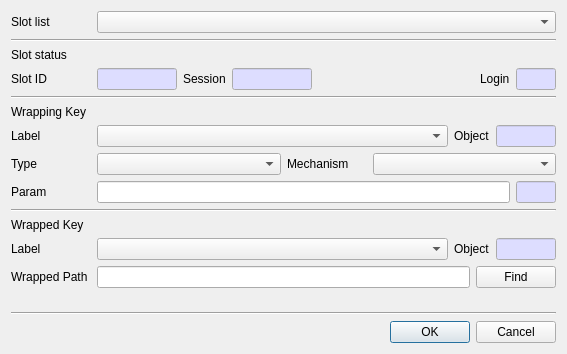
Above: CryptokiMan/wrap_key_dlg.ui from jykim74/CryptokiMan before the change. Below: the same form after it.
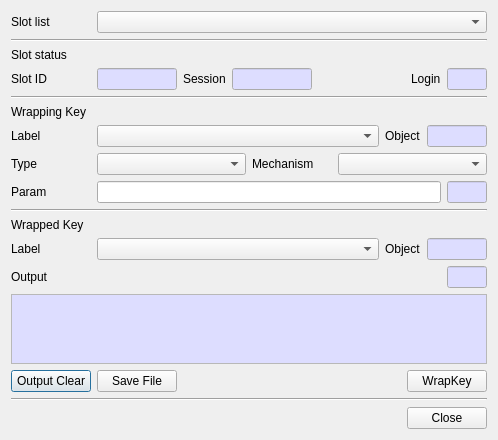
That is the form after the change.

Commit message: WrapKey, UnwrapKey 결과 UI 변경 ( 파일 처리에서 PlainText로 처리 )

Patch:
```diff
--- a/CryptokiMan/wrap_key_dlg.ui
+++ b/CryptokiMan/wrap_key_dlg.ui
@@ -6,8 +6,8 @@
    <rect>
     <x>0</x>
     <y>0</y>
-    <width>567</width>
-    <height>354</height>
+    <width>498</width>
+    <height>437</height>
    </rect>
   </property>
   <property name="windowTitle">
@@ -599,34 +599,170 @@
         </size>
        </property>
        <property name="text">
-        <string>Wrapped Path</string>
+        <string>Output</string>
        </property>
       </widget>
      </item>
-     <item row="0" column="1">
-      <widget class="QLineEdit" name="mPathText"/>
-     </item>
      <item row="0" column="2">
-      <widget class="QPushButton" name="mFindBtn">
-       <property name="text">
-        <string>Find</string>
+      <widget class="QLineEdit" name="mOutputLenText">
+       <property name="minimumSize">
+        <size>
+         <width>40</width>
+         <height>0</height>
+        </size>
        </property>
+       <property name="maximumSize">
+        <size>
+         <width>40</width>
+         <height>16777215</height>
+        </size>
+       </property>
+       <property name="palette">
+        <palette>
+         <active>
+          <colorrole role="Base">
+           <brush brushstyle="SolidPattern">
+            <color alpha="255">
+             <red>221</red>
+             <green>221</green>
+             <blue>255</blue>
+            </color>
+           </brush>
+          </colorrole>
+         </active>
+         <inactive>
+          <colorrole role="Base">
+           <brush brushstyle="SolidPattern">
+            <color alpha="255">
+             <red>221</red>
+             <green>221</green>
+             <blue>255</blue>
+            </color>
+           </brush>
+          </colorrole>
+         </inactive>
+         <disabled>
+          <colorrole role="Base">
+           <brush brushstyle="SolidPattern">
+            <color alpha="255">
+             <red>240</red>
+             <green>240</green>
+             <blue>240</blue>
+            </color>
+           </brush>
+          </colorrole>
+         </disabled>
+        </palette>
+       </property>
+       <property name="readOnly">
+        <bool>true</bool>
+       </property>
       </widget>
      </item>
+     <item row="0" column="1">
+      <spacer name="horizontalSpacer_4">
+       <property name="orientation">
+        <enum>Qt::Horizontal</enum>
+       </property>
+       <property name="sizeHint" stdset="0">
+        <size>
+         <width>40</width>
+         <height>20</height>
+        </size>
+       </property>
+      </spacer>
+     </item>
     </layout>
    </item>
    <item>
-    <spacer name="verticalSpacer">
-     <property name="orientation">
-      <enum>Qt::Vertical</enum>
+    <widget class="QPlainTextEdit" name="mOutputText">
+     <property name="palette">
+      <palette>
+       <active>
+        <colorrole role="Base">
+         <brush brushstyle="SolidPattern">
+          <color alpha="255">
+           <red>221</red>
+           <green>221</green>
+           <blue>255</blue>
+          </color>
+         </brush>
+        </colorrole>
+       </active>
+       <inactive>
+        <colorrole role="Base">
+         <brush brushstyle="SolidPattern">
+          <color alpha="255">
+           <red>221</red>
+           <green>221</green>
+           <blue>255</blue>
+          </color>
+         </brush>
+        </colorrole>
+       </inactive>
+       <disabled>
+        <colorrole role="Base">
+         <brush brushstyle="SolidPattern">
+          <color alpha="255">
+           <red>240</red>
+           <green>240</green>
+           <blue>240</blue>
+          </color>
+         </brush>
+        </colorrole>
+       </disabled>
+      </palette>
      </property>
-     <property name="sizeHint" stdset="0">
-      <size>
-       <width>20</width>
-       <height>40</height>
-      </size>
+     <property name="font">
+      <font>
+       <family>굴림체</family>
+      </font>
      </property>
-    </spacer>
+     <property name="readOnly">
+      <bool>true</bool>
+     </property>
+    </widget>
+   </item>
+   <item>
+    <layout class="QGridLayout" name="gridLayout_8">
+     <property name="topMargin">
+      <number>0</number>
+     </property>
+     <item row="0" column="2">
+      <spacer name="horizontalSpacer_2">
+       <property name="orientation">
+        <enum>Qt::Horizontal</enum>
+       </property>
+       <property name="sizeHint" stdset="0">
+        <size>
+         <width>40</width>
+         <height>20</height>
+        </size>
+       </property>
+      </spacer>
+     </item>
+     <item row="0" column="0">
+      <widget class="QPushButton" name="mOutputClearBtn">
+       <property name="text">
+        <string>Output Clear</string>
+       </property>
+      </widget>
+     </item>
+     <item row="0" column="1">
+      <widget class="QPushButton" name="mSaveFileBtn">
+       <property name="text">
+        <string>Save File</string>
+       </property>
+      </widget>
+     </item>
+     <item row="0" column="3">
+      <widget class="QPushButton" name="mWrapKeyBtn">
+       <property name="text">
+        <string>WrapKey</string>
+       </property>
+      </widget>
+     </item>
+    </layout>
    </item>
    <item>
     <widget class="Line" name="line_4">
@@ -636,14 +772,31 @@
     </widget>
    </item>
    <item>
-    <widget class="QDialogButtonBox" name="buttonBox">
-     <property name="orientation">
-      <enum>Qt::Horizontal</enum>
+    <layout class="QGridLayout" name="gridLayout_9">
+     <property name="topMargin">
+      <number>0</number>
      </property>
-     <property name="standardButtons">
-      <set>QDialogButtonBox::Cancel|QDialogButtonBox::Ok</set>
-     </property>
-    </widget>
+     <item row="0" column="1">
+      <widget class="QPushButton" name="mCloseBtn">
+       <property name="text">
+        <string>Close</string>
+       </property>
+      </widget>
+     </item>
+     <item row="0" column="0">
+      <spacer name="horizontalSpacer_3">
+       <property name="orientation">
+        <enum>Qt::Horizontal</enum>
+       </property>
+       <property name="sizeHint" stdset="0">
+        <size>
+         <width>40</width>
+         <height>20</height>
+        </size>
+       </property>
+      </spacer>
+     </item>
+    </layout>
    </item>
   </layout>
  </widget>
```
Left out of the diff: 38 changed lines with no effect on the pictures. The commit also changes 7 other files.
